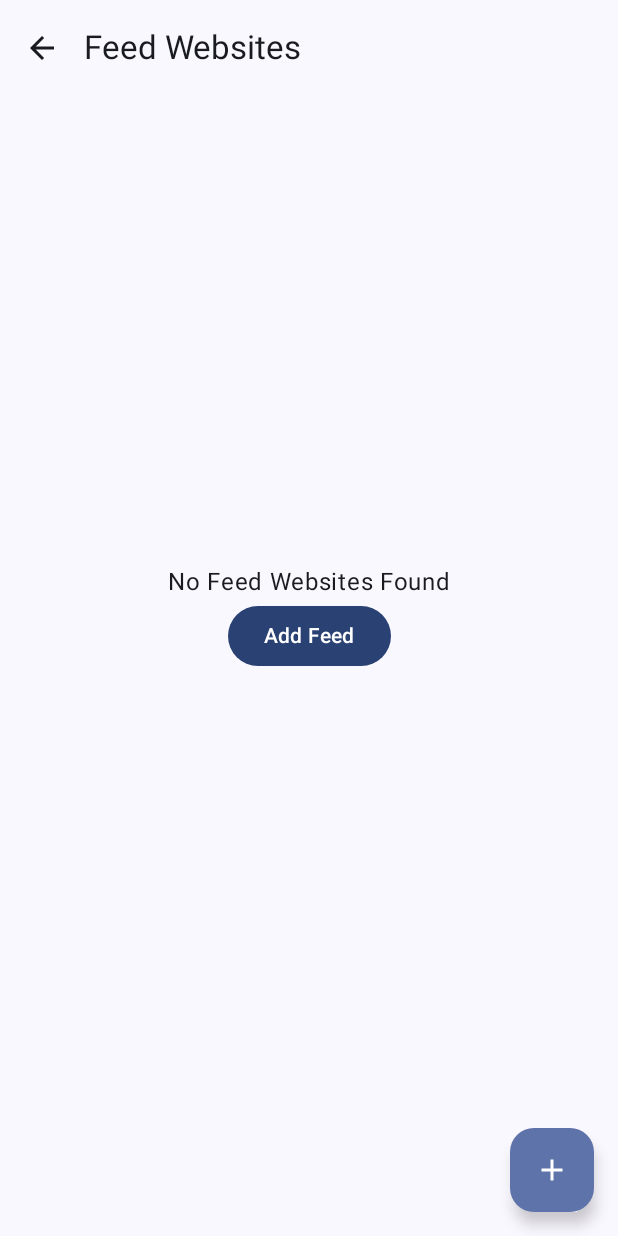
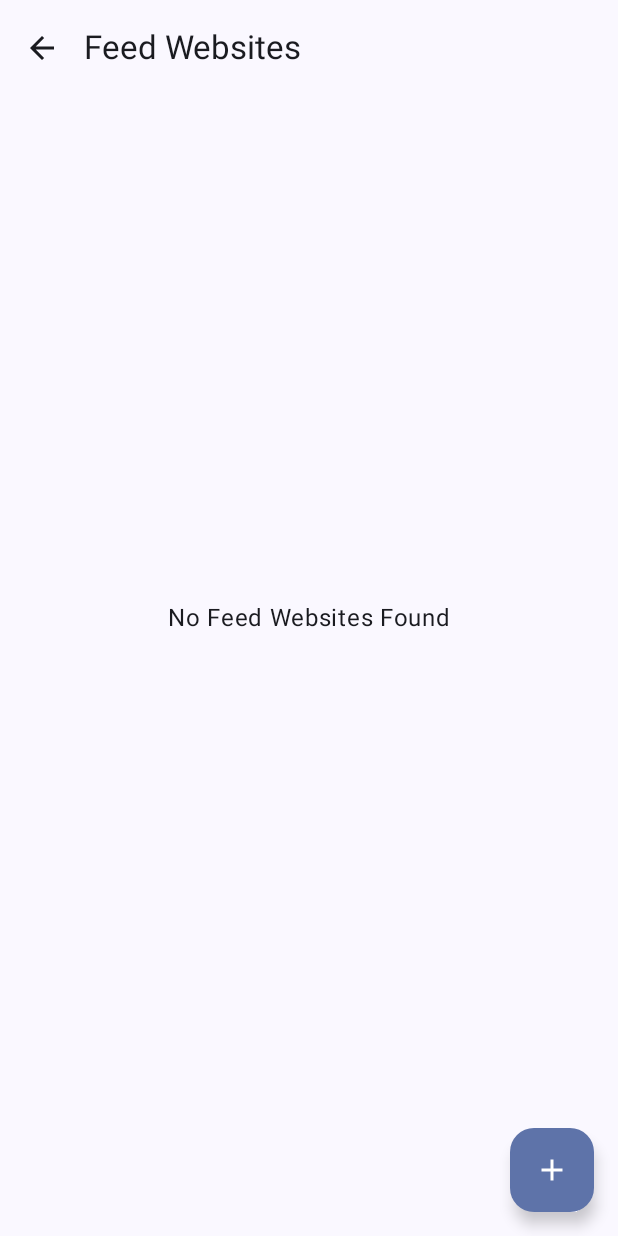
Before and after one commit to sai-charan2003/FeedHub, an Android app built with Jetpack Compose: the feeds screen opened through its navigation route, on a phone screen of 412 x 824 dp. Run offline under Robolectric (Android 15) with nearby library versions, the phone set to English and light mode, and no system bars; our stand-ins replace Room's generated code, accompanist, livedata-compose; libraries missing offline, so code that uses them is left out: com.prof18.rssparser; pictures from the network do not load.

Commit message:
initial release

```diff
--- a/app/src/main/java/com/example/rss_parser/screens/feeds.kt
+++ b/app/src/main/java/com/example/rss_parser/screens/feeds.kt
@@ -84,10 +84,7 @@ fun feeds(navHostController: NavHostController) {
                     verticalArrangement = Arrangement.Center
                 ) {
                     Text("No Feed Websites Found")
-                    Button(onClick = { navHostController.navigate(Destinations.addnewfeed.route) }) {
-                        Text(text = "Add Feed")
 
-                    }
 
                 }
             }
```
